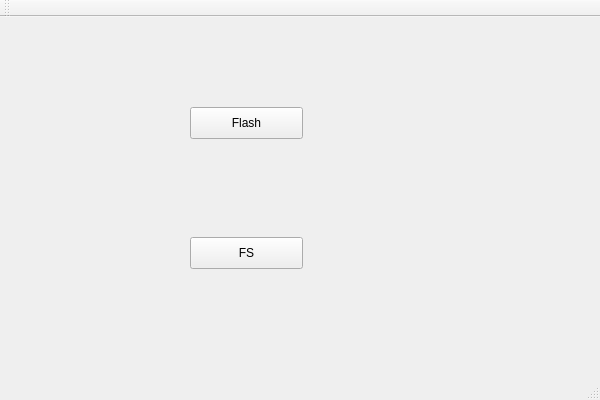
seven1240/trainer-studio-opensource, file mainwindow.ui: the form before one commit.
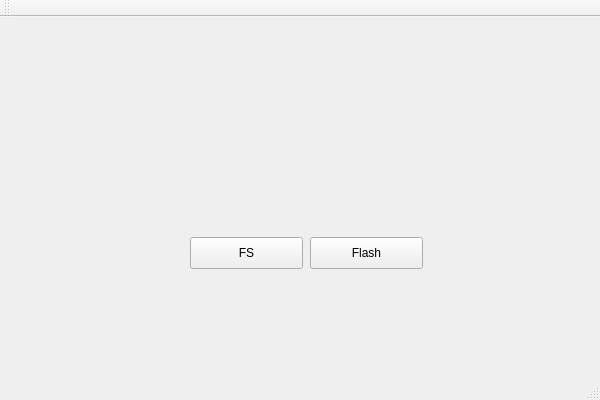
The form after the commit.

```diff
--- a/mainwindow.ui
+++ b/mainwindow.ui
@@ -17,8 +17,8 @@
    <widget class="QPushButton" name="pushButton">
     <property name="geometry">
      <rect>
-      <x>190</x>
-      <y>90</y>
+      <x>310</x>
+      <y>220</y>
       <width>113</width>
       <height>32</height>
      </rect>
```
